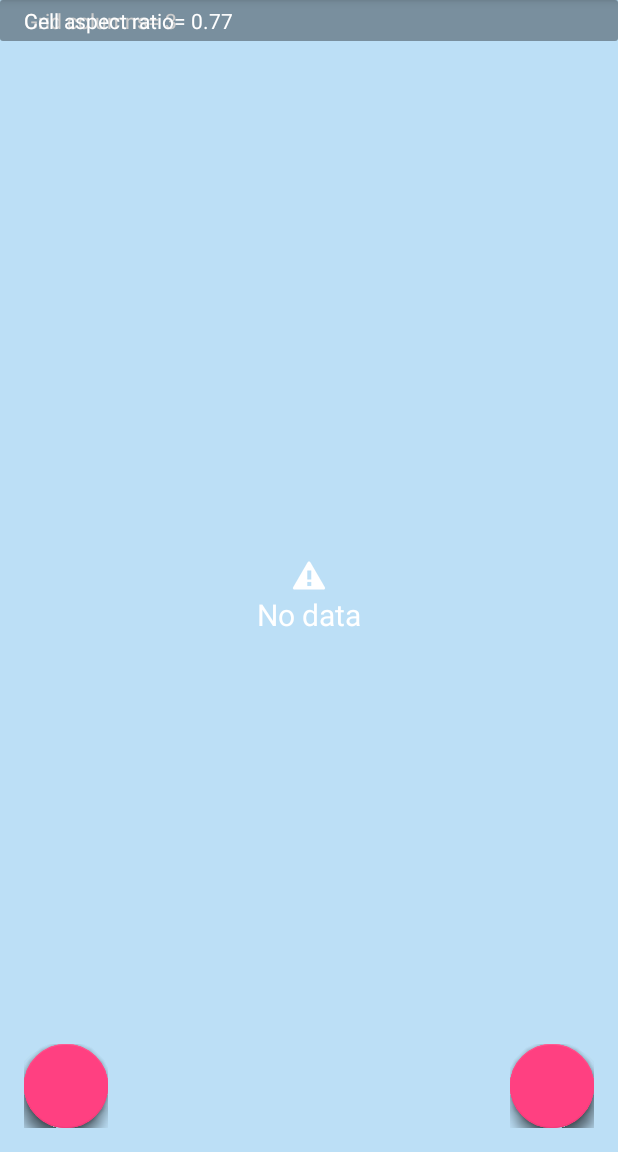
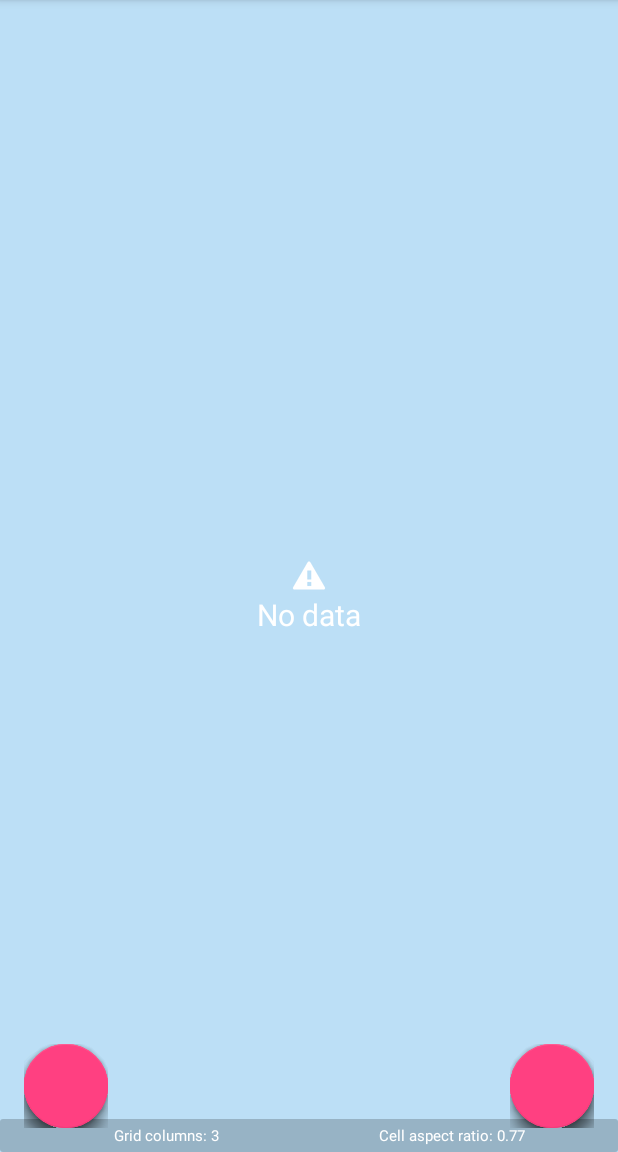
Before and after one commit to RuiMiguel/android-multipleGridRecyclerView-library, an Android app: the screen it shows after launch (MainActivity), on a phone screen of 412 x 824 dp, the part 84-1236 px from its top. Run offline under Robolectric (Android 15) with nearby library versions, the phone set to English and light mode, and no system bars; libraries missing offline, so code that uses them is left out: com.getbase.floatingactionbutton; plain views replace FloatingActionButton, FloatingActionsMenu; 20 statements that could not run were skipped.

Commit message:
show col and ratio info

```diff
--- a/app/build.gradle
+++ b/app/build.gradle
@@ -24,6 +24,7 @@ android {
 dependencies {
   compile fileTree(dir: 'libs', include: ['*.jar'])
   compile rootProject.ext.libraries.androidSupportV7
+  //compile rootProject.ext.libraries.constraintLayout
 
   compile rootProject.ext.libraries.floatingactionbutton
   compile rootProject.ext.libraries.picasso
--- a/app/src/main/java/com/gigigo/multiplegridrecyclerview_demo/MainActivity.java
+++ b/app/src/main/java/com/gigigo/multiplegridrecyclerview_demo/MainActivity.java
@@ -184,11 +184,11 @@ public class MainActivity extends AppCompatActivity {
   }
 
   private void updateRatioInfo(float cellAspectRatio) {
-    ratioTextView.setText("Cell aspect ratio= "+cellAspectRatio);
+    ratioTextView.setText("Cell aspect ratio: "+cellAspectRatio);
   }
 
   private void updateColumnInfo(int columns) {
-    columnTextView.setText("Grid columns= "+columns);
+    columnTextView.setText("Grid columns: "+columns);
   }
 
   private void loadData() {
@@ -242,10 +242,10 @@ public class MainActivity extends AppCompatActivity {
 
   private void decreaseRatio() {
     float ratio = multipleGridRecyclerView.getCellAspectRatio();
-    if (ratio > 0.1f) {
+    if (ratio <= 0.1f) {
       floatingActionButtonDecreaseRatio.setEnabled(false);
     } else {
-      ratio += 0.1f;
+      ratio -= 0.1f;
       multipleGridRecyclerView.setCellAspectRatio(ratio);
       updateRatioInfo(ratio);
     }
--- a/app/src/main/res/layout/activity_main.xml
+++ b/app/src/main/res/layout/activity_main.xml
@@ -15,6 +15,34 @@
       android:layout_width="match_parent"
       android:layout_height="match_parent"
       />
+
+  <LinearLayout
+      android:layout_width="match_parent"
+      android:layout_height="wrap_content"
+      android:background="@drawable/background_label_fab"
+      android:orientation="horizontal"
+      app:layout_anchor="@id/multiple_grid_recycler_view"
+      app:layout_anchorGravity="bottom|center_horizontal"
+      >
+    <TextView
+        android:id="@+id/columns_text_view"
+        android:layout_width="0dp"
+        android:layout_height="wrap_content"
+        android:layout_weight="2"
+        android:textAlignment="center"
+        android:textColor="@color/white"
+        android:textSize="10dp"
+        />
+    <TextView
+        android:id="@+id/ratio_text_view"
+        android:layout_width="0dp"
+        android:layout_height="wrap_content"
+        android:layout_weight="2"
+        android:textAlignment="center"
+        android:textColor="@color/white"
+        android:textSize="10dp"
+        />
+  </LinearLayout>
 
   <com.getbase.floatingactionbutton.FloatingActionsMenu
       android:id="@+id/floating_action_data_menu"
@@ -116,19 +144,4 @@
         />
 
   </com.getbase.floatingactionbutton.FloatingActionsMenu>
-
-  <TextView
-      android:id="@+id/columns_text_view"
-      android:layout_width="match_parent"
-      android:layout_height="wrap_content"
-      android:background="@drawable/background_label_fab"
-      android:textColor="@color/white"
-      />
-  <TextView
-      android:id="@+id/ratio_text_view"
-      android:layout_width="match_parent"
-      android:layout_height="wrap_content"
-      android:background="@drawable/background_label_fab"
-      android:textColor="@color/white"
-      />
 </android.support.design.widget.CoordinatorLayout>
--- a/dependencies.gradle
+++ b/dependencies.gradle
@@ -3,6 +3,7 @@ allprojects {
     libraries = [androidSupportV7    : 'com.android.support:appcompat-v7:23.3.0',
                  androidSupportDesign: 'com.android.support:design:23.3.0',
                  recyclerViewV7      : 'com.android.support:recyclerview-v7:23.3.0',
+                 constraintLayout    : 'com.android.support.constraint:constraint-layout:1.0.0-alpha1',
 
 
                  butterknife         : 'com.jakewharton:butterknife:8.4.0',
```
